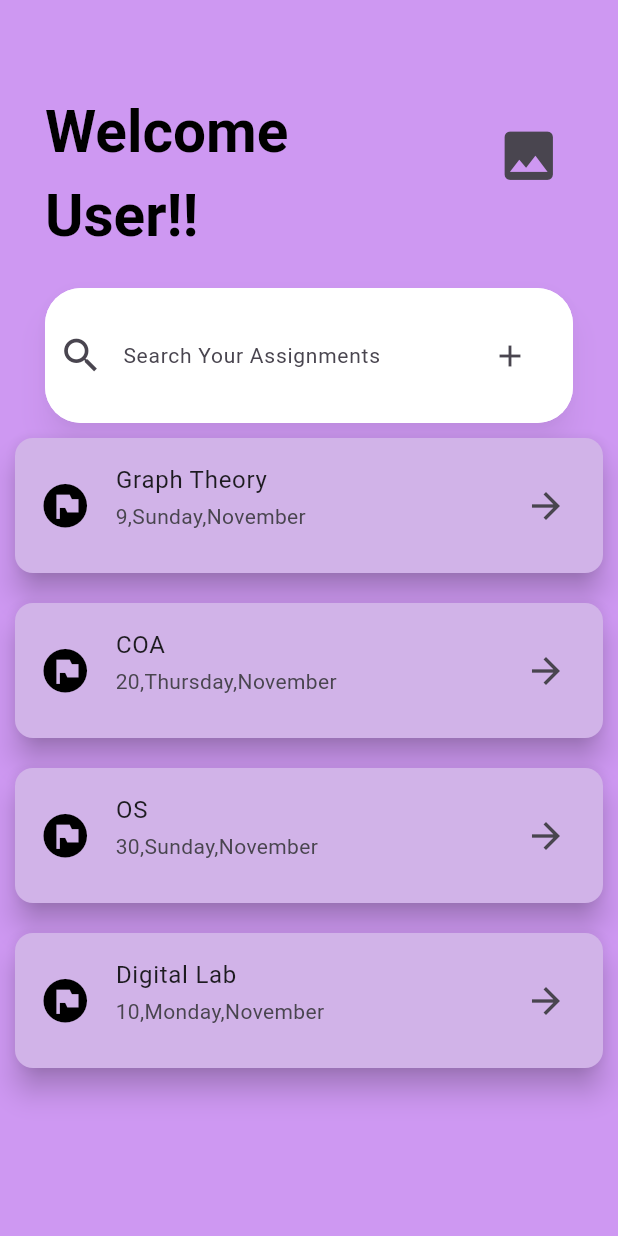
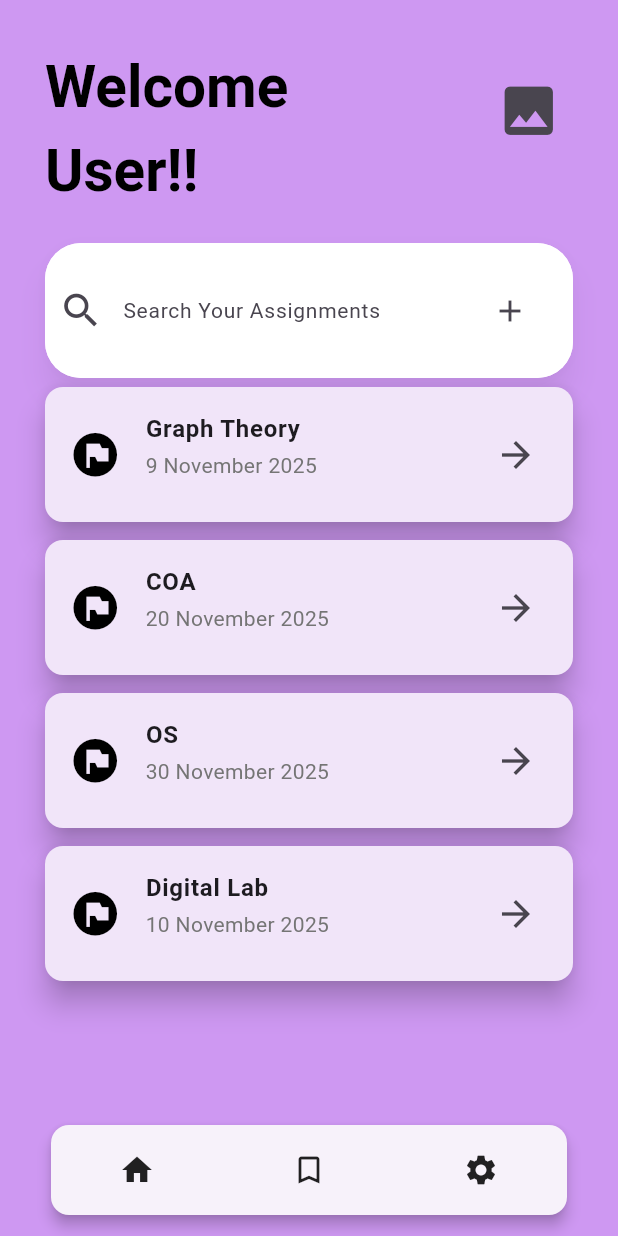
Before and after one commit to ABHIRAM-AP/AssignMate, a Flutter app: the screen it shows after launch, after a tap on "Login", on a phone screen of 412 x 824 dp. Run offline on Flutter 3.47's test engine with Material 3 defaults, Android fonts, the phone set to English and light mode, and no system bars; our stand-ins replace google_fonts.

Commit message:
completed 85% assignment screen, added add button for rep

```diff
--- a/assign_mate_app/lib/assignments_screen.dart
+++ b/assign_mate_app/lib/assignments_screen.dart
@@ -1,34 +1,23 @@
+import 'package:assign_mate_app/widgets/assignment_subjects.dart';
 import 'package:assign_mate_app/widgets/search_bar.dart';
+import 'package:assign_mate_app/widgets/util_tab.dart';
 import 'package:flutter/material.dart';
 import 'package:google_fonts/google_fonts.dart';
-import 'package:intl/intl.dart';
 
 class AssignmentsScreen extends StatefulWidget {
-  const AssignmentsScreen({super.key});
+  final bool isRep;
+  const AssignmentsScreen({super.key, required this.isRep});
 
   @override
   State<AssignmentsScreen> createState() => _AssignmentsScreenState();
 }
 
 class _AssignmentsScreenState extends State<AssignmentsScreen> {
-  List<String> subjects = [
-    'Graph Theory',
-    'COA',
-    'OS',
-    'Digital Lab',
-  ];
-  List<dynamic> subjectdueDate = [
-    DateTime.utc(2025, 11, 9),
-    DateTime.utc(2025, 11, 20),
-    DateTime.utc(2025, 11, 30),
-    DateTime.utc(2025, 11, 10),
-  ];
-
   @override
   Widget build(BuildContext context) {
     return Scaffold(
       body: Padding(
-        padding: const EdgeInsets.only(top: 50),
+        padding: const EdgeInsets.only(top: 20),
         child: Column(
           children: [
             Row(
@@ -64,7 +53,7 @@ class _AssignmentsScreenState extends State<AssignmentsScreen> {
             ),
             const SizedBox(height: 10),
             Padding(
-              padding: const EdgeInsets.only(left: 30, right: 30),
+              padding: const EdgeInsets.symmetric(horizontal: 30),
               child: Material(
                 elevation: 8,
                 shadowColor: Color.fromRGBO(0, 0, 0, 0.3),
@@ -72,45 +61,38 @@ class _AssignmentsScreenState extends State<AssignmentsScreen> {
                 child: SearchBarAssignments(), // Textfield
               ),
             ),
-            // const SizedBox(height: 10),
             Expanded(
-              child: ListView.builder(
-                itemCount: subjects.length,
-                itemBuilder: (context, index) {
-                  return Padding(
-                    padding: const EdgeInsets.all(6.0),
-                    child: Card(
-                      color: Color.fromARGB(255, 209, 179, 232),
-                      elevation: 8,
-                      child: ListTile(
-                        leading: Icon(
-                          color: Colors.black,
-                          Icons.flag_circle,
-                          size: 35,
-                        ),
-                        title: Padding(
-                          padding: const EdgeInsets.only(top: 8),
-                          child: Text(
-                            subjects[index],
+              child: AssignmentSubjects(),
+            ),
+            if (widget.isRep) ...[
+              Align(
+                alignment: Alignment.centerRight,
+                child: Padding(
+                  padding: const EdgeInsets.only(right: 30, top: 10),
+                  child: Column(
+                    mainAxisSize: MainAxisSize.min,
+                    children: [
+                      IconButton(
+                        style: ButtonStyle(
+                          elevation: WidgetStatePropertyAll(8),
+                          backgroundColor: WidgetStatePropertyAll(
+                            Color.fromARGB(255, 241, 229, 249),
                           ),
                         ),
-                        subtitle: Padding(
-                          padding: const EdgeInsets.only(bottom: 20.0, top: 2),
-                          child: Text(
-                            DateFormat('d,EEEE,MMMM').format(
-                              subjectdueDate[index],
-                            ),
-                          ),
-                        ),
-                        trailing: Icon(
-                          Icons.arrow_forward,
-                          size: 28,
-                        ),
+                        onPressed: () {
+                          // Action for adding an assignment
+                        },
+                        icon: Icon(Icons.add, size: 30), // Add Button Icon
                       ),
-                    ),
-                  );
-                },
+                    ],
+                  ),
+                ),
               ),
+            ],
+            Padding(
+              padding:
+                  const EdgeInsets.symmetric(horizontal: 30.0, vertical: 10),
+              child: UtilTab(), // Home, Bookmark, Settings Tab
             ),
           ],
         ),
--- a/assign_mate_app/lib/login_screen_normal.dart
+++ b/assign_mate_app/lib/login_screen_normal.dart
@@ -35,9 +35,12 @@ class LoginScreen extends StatelessWidget {
                 mainAxisSize: MainAxisSize.min,
                 children: [
                   // Etlab ID TextField
-                  TextField(
-                    decoration: InputDecoration(
-                      hintText: 'Enter Your Etlab ID:',
+                  Padding(
+                    padding: const EdgeInsets.only(top: 8.0, bottom: 10),
+                    child: TextField(
+                      decoration: InputDecoration(
+                        hintText: 'Enter Your Etlab ID:',
+                      ),
                     ),
                   ),
                   const SizedBox(height: 20),
@@ -57,15 +60,14 @@ class LoginScreen extends StatelessWidget {
                     child: ElevatedButton(
                       style: ElevatedButton.styleFrom(
                         padding: const EdgeInsets.symmetric(vertical: 15),
-                        shape: RoundedRectangleBorder(
-                          borderRadius: BorderRadius.circular(10),
-                        ),
                       ),
                       onPressed: () {
                         Navigator.push(
                           context,
                           MaterialPageRoute(
-                            builder: (context) => const AssignmentsScreen(),
+                            builder: (context) => const AssignmentsScreen(
+                              isRep: false,
+                            ),
                           ),
                         );
                       },
--- a/assign_mate_app/lib/login_screen_rep.dart
+++ b/assign_mate_app/lib/login_screen_rep.dart
@@ -1,3 +1,4 @@
+import 'package:assign_mate_app/assignments_screen.dart';
 import 'package:assign_mate_app/login_screen_normal.dart';
 import 'package:flutter/material.dart';
 import 'package:google_fonts/google_fonts.dart';
@@ -52,7 +53,19 @@ class LoginScreenRep extends StatelessWidget {
                   SizedBox(
                     width: double.infinity,
                     child: ElevatedButton(
-                      onPressed: () {},
+                      style: ElevatedButton.styleFrom(
+                        padding: const EdgeInsets.symmetric(vertical: 15),
+                      ),
+                      onPressed: () {
+                        Navigator.push(
+                          context,
+                          MaterialPageRoute(
+                            builder: (context) => const AssignmentsScreen(
+                              isRep: true,
+                            ),
+                          ),
+                        );
+                      },
                       child: Text(
                         "Login",
                         style: GoogleFonts.poppins(
--- a/assign_mate_app/lib/main.dart
+++ b/assign_mate_app/lib/main.dart
@@ -17,14 +17,18 @@ class MyApp extends StatelessWidget {
       ).copyWith(
         elevatedButtonTheme: ElevatedButtonThemeData(
           style: ElevatedButton.styleFrom(
+            backgroundColor: Colors.black,
             padding: const EdgeInsets.symmetric(vertical: 16.0),
             shape: RoundedRectangleBorder(
-              borderRadius: BorderRadius.circular(14),
+              borderRadius: BorderRadius.circular(20),
             ),
           ),
         ),
         textButtonTheme: TextButtonThemeData(
           style: TextButton.styleFrom(
+            shape: RoundedRectangleBorder(
+              borderRadius: BorderRadius.circular(10),
+            ),
             foregroundColor: Colors.blue,
             textStyle:
                 GoogleFonts.roboto(fontSize: 14, fontWeight: FontWeight.w500),
@@ -37,8 +41,7 @@ class MyApp extends StatelessWidget {
           ),
           filled: true,
           fillColor: Color(0xFFF5F5F5),
-          contentPadding:
-              const EdgeInsets.symmetric(horizontal: 16.0, vertical: 14.0),
+          contentPadding: EdgeInsets.all(20),
         ),
       ),
       debugShowCheckedModeBanner: false,
--- /dev/null
+++ b/assign_mate_app/lib/widgets/assignment_subjects.dart
@@ -0,0 +1,67 @@
+import 'package:flutter/material.dart';
+import 'package:intl/intl.dart';
+
+class AssignmentSubjects extends StatefulWidget {
+  const AssignmentSubjects({super.key});
+
+  @override
+  State<AssignmentSubjects> createState() => _AssignmentSubjectsState();
+}
+
+class _AssignmentSubjectsState extends State<AssignmentSubjects> {
+  List<String> subjects = [
+    'Graph Theory',
+    'COA',
+    'OS',
+    'Digital Lab',
+  ];
+
+  List<DateTime> subjectDueDate = [
+    DateTime.utc(2025, 11, 9),
+    DateTime.utc(2025, 11, 20),
+    DateTime.utc(2025, 11, 30),
+    DateTime.utc(2025, 11, 10),
+  ];
+
+  @override
+  Widget build(BuildContext context) {
+    return ListView.builder(
+      itemCount: subjects.length,
+      itemBuilder: (context, index) {
+        return Padding(
+          padding: const EdgeInsets.symmetric(horizontal: 30, vertical: 6.0),
+          child: Card(
+            margin: EdgeInsets.zero,
+            color: Color.fromARGB(255, 241, 229, 249),
+            elevation: 8,
+            shape: RoundedRectangleBorder(
+              borderRadius: BorderRadius.circular(12),
+            ),
+            child: ListTile(
+              leading: Icon(
+                color: Colors.black,
+                Icons.flag_circle,
+                size: 35,
+              ),
+              title: Padding(
+                padding: const EdgeInsets.only(top: 8),
+                child: Text(
+                  subjects[index],
+                  style: TextStyle(fontWeight: FontWeight.bold),
+                ),
+              ),
+              subtitle: Padding(
+                padding: const EdgeInsets.only(bottom: 20.0, top: 2),
+                child: Text(
+                  DateFormat('d MMMM yyyy').format(subjectDueDate[index]),
+                  style: TextStyle(color: Colors.grey[600]),
+                ),
+              ),
+              trailing: Icon(Icons.arrow_forward, size: 28),
+            ),
+          ),
+        );
+      },
+    );
+  }
+}
--- /dev/null
+++ b/assign_mate_app/lib/widgets/util_tab.dart
@@ -0,0 +1,26 @@
+import 'package:flutter/material.dart';
+
+class UtilTab extends StatelessWidget {
+  const UtilTab({super.key});
+
+  @override
+  Widget build(BuildContext context) {
+    return Card(
+      elevation: 4,
+      shape: RoundedRectangleBorder(
+        borderRadius: BorderRadius.circular(12),
+      ),
+      child: Padding(
+        padding: const EdgeInsets.only(top: 18.0, bottom: 18),
+        child: Row(
+          mainAxisAlignment: MainAxisAlignment.spaceAround,
+          children: [
+            Icon(Icons.home),
+            Icon(Icons.bookmark_border),
+            Icon(Icons.settings),
+          ],
+        ),
+      ),
+    );
+  }
+}
```
